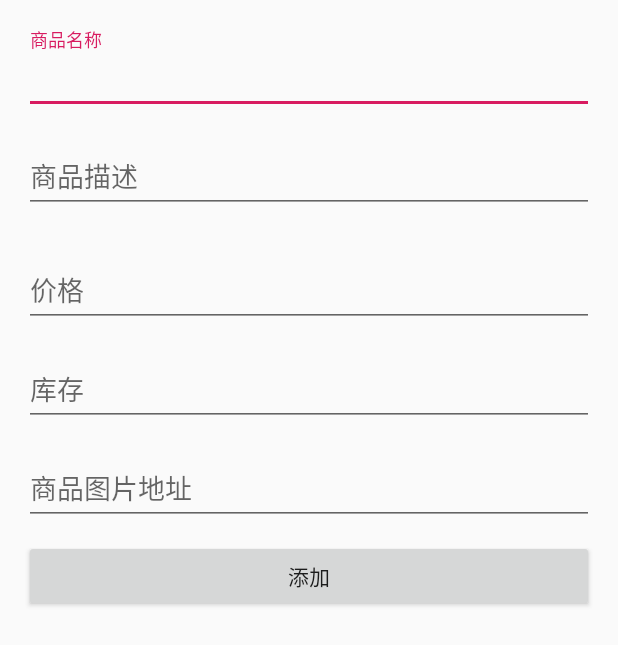
After one commit to lixinxinlove/MiShopByKotlin, an Android app: the layout activity_add_item.xml on its own in the app's theme, with its tools: preview values and no code run, on a phone screen of 412 x 824 dp. The commit adds this screen. Shown: the top 645 px of the screen. Run offline under Robolectric (Android 15) with nearby library versions, the phone set to English and light mode, and no system bars.

Commit message:
添加商品上传

```diff
--- a/App/src/main/java/com/lixinxinlove/mishop/activity/WelcomeActivity.kt
+++ b/App/src/main/java/com/lixinxinlove/mishop/activity/WelcomeActivity.kt
@@ -6,8 +6,8 @@ import android.os.Bundle
 import android.view.Window
 import android.view.WindowManager
 import com.lixinxinlove.base.activity.BaseActivity
+import com.lixinxinlove.item.activity.AddItemActivity
 import com.lixinxinlove.mishop.R
-import com.lixinxinlove.user.activity.LoginActivity
 import kotlinx.android.synthetic.main.activity_welcome.*
 
 
@@ -29,7 +29,8 @@ class WelcomeActivity : BaseActivity() {
         super.onCreate(savedInstanceState)
         rootView.postDelayed({
             // startActivity(Intent(this, HomeActivity::class.java))
-            startActivity(Intent(this, LoginActivity::class.java))
+            //startActivity(Intent(this, LoginActivity::class.java))
+            startActivity(Intent(this, AddItemActivity::class.java))
             finish()
         }, 2000)
 
--- a/ItemConter/build.gradle
+++ b/ItemConter/build.gradle
@@ -24,6 +24,7 @@ android {
 dependencies {
     implementation fileTree(include: ['*.jar'], dir: 'libs')
     implementation 'androidx.appcompat:appcompat:1.1.0-alpha01'
+    implementation 'androidx.constraintlayout:constraintlayout:1.1.2'
     testImplementation 'junit:junit:4.12'
     androidTestImplementation 'androidx.test:runner:1.1.1'
     androidTestImplementation 'androidx.test.espresso:espresso-core:3.1.1'
--- /dev/null
+++ b/ItemConter/src/main/res/layout/activity_add_item.xml
@@ -0,0 +1,93 @@
+<?xml version="1.0" encoding="utf-8"?>
+<androidx.constraintlayout.widget.ConstraintLayout
+        xmlns:android="http://schemas.android.com/apk/res/android"
+        xmlns:tools="http://schemas.android.com/tools"
+        xmlns:app="http://schemas.android.com/apk/res-auto"
+        android:layout_width="match_parent"
+        android:layout_height="match_parent">
+
+    <LinearLayout style="@style/MatchMatch.Vertical">
+
+        <com.google.android.material.textfield.TextInputLayout
+                android:layout_marginTop="20dp"
+                android:layout_marginLeft="16dp"
+                android:layout_marginRight="16dp"
+                android:fitsSystemWindows="true"
+                app:layout_constraintTop_toTopOf="parent"
+                android:layout_width="match_parent"
+                android:layout_height="wrap_content">
+            <com.google.android.material.textfield.TextInputEditText
+                    android:id="@+id/etTitle"
+                    android:hint="商品名称"
+                    android:layout_width="match_parent"
+                    android:layout_height="wrap_content"/>
+        </com.google.android.material.textfield.TextInputLayout>
+
+
+        <com.google.android.material.textfield.TextInputLayout
+                android:layout_marginTop="10dp"
+                android:layout_marginLeft="16dp"
+                android:layout_marginRight="16dp"
+                android:layout_width="match_parent"
+                android:layout_height="wrap_content">
+            <com.google.android.material.textfield.TextInputEditText
+                    android:id="@+id/etDescription"
+                    android:hint="商品描述"
+                    android:layout_width="match_parent"
+                    android:layout_height="wrap_content"/>
+        </com.google.android.material.textfield.TextInputLayout>
+
+        <com.google.android.material.textfield.TextInputLayout
+                android:layout_marginTop="20dp"
+                android:layout_marginLeft="16dp"
+                android:layout_marginRight="16dp"
+                android:fitsSystemWindows="true"
+                app:layout_constraintTop_toTopOf="parent"
+                android:layout_width="match_parent"
+                android:layout_height="wrap_content">
+            <com.google.android.material.textfield.TextInputEditText
+                    android:id="@+id/etPrice"
+                    android:hint="价格"
+                    android:layout_width="match_parent"
+                    android:layout_height="wrap_content"/>
+        </com.google.android.material.textfield.TextInputLayout>
+
+
+        <com.google.android.material.textfield.TextInputLayout
+                android:layout_marginTop="10dp"
+                android:layout_marginLeft="16dp"
+                android:layout_marginRight="16dp"
+                android:layout_width="match_parent"
+                android:layout_height="wrap_content">
+            <com.google.android.material.textfield.TextInputEditText
+                    android:id="@+id/etStock"
+                    android:hint="库存"
+                    android:layout_width="match_parent"
+                    android:layout_height="wrap_content"/>
+        </com.google.android.material.textfield.TextInputLayout>
+
+        <com.google.android.material.textfield.TextInputLayout
+                android:layout_marginTop="10dp"
+                android:layout_marginLeft="16dp"
+                android:layout_marginRight="16dp"
+                android:layout_width="match_parent"
+                android:layout_height="wrap_content">
+            <com.google.android.material.textfield.TextInputEditText
+                    android:id="@+id/etImgUrl"
+                    android:hint="商品图片地址"
+                    android:layout_width="match_parent"
+                    android:layout_height="wrap_content"/>
+        </com.google.android.material.textfield.TextInputLayout>
+
+
+        <androidx.appcompat.widget.AppCompatButton
+                android:layout_marginTop="10dp"
+                android:layout_marginLeft="16dp"
+                android:layout_marginRight="16dp"
+                android:text="添加"
+                android:id="@+id/btnAdd"
+                android:layout_width="match_parent"
+                android:layout_height="wrap_content"/>
+    </LinearLayout>
+
+</androidx.constraintlayout.widget.ConstraintLayout>
```
Also changed, not shown: ItemConter/src/main/AndroidManifest.xml (+9 -1 lines), ItemConter/src/main/java/com/lixinxinlove/item/activity/AddItemActivity.kt (added, +50 -0 lines), ItemConter/src/main/java/com/lixinxinlove/item/data/api/ItemApi.kt (added, +27 -0 lines), ItemConter/src/main/java/com/lixinxinlove/item/data/protocol/ItemInfo.kt (added, +9 -0 lines), ItemConter/src/main/java/com/lixinxinlove/item/data/respository/ItemRepository.kt (added, +20 -0 lines), ItemConter/src/main/java/com/lixinxinlove/item/service/ItemService.kt (added, +11 -0 lines), ItemConter/src/main/java/com/lixinxinlove/item/service/impl/ItemServiceImpl.kt (added, +24 -0 lines).
